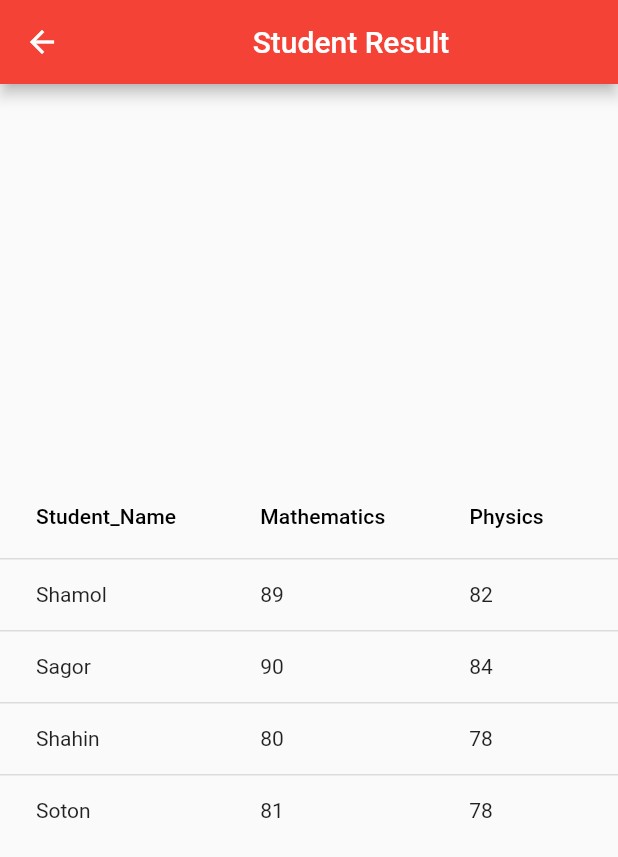
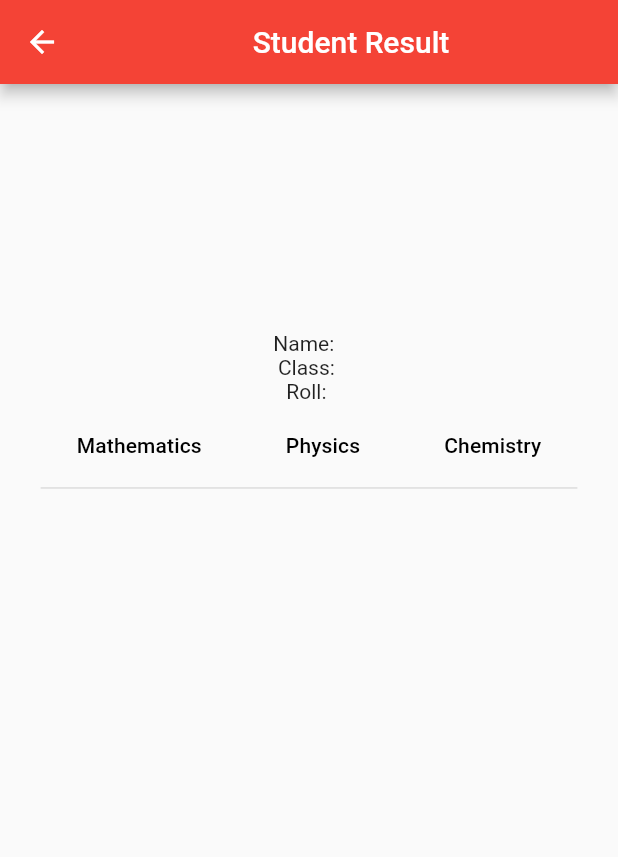
Before and after one commit to SHAMOL-KUMAR-DAS/Student-Management-System-App, a Flutter app: the Result screen opened directly, on a phone screen of 412 x 824 dp. Shown: the top 857 px of the screen. Run offline on Flutter 3.47's test engine with Material 2 defaults, Android fonts, the light colour scheme and no system bars; our stand-ins replace cloud_firestore, firebase_auth, splashscreen; accounts and stored records are empty; network calls fail.

Commit message:
A student could known about his/her exam schedule, events, result and class routine.

```diff
--- a/lib/result.dart
+++ b/lib/result.dart
@@ -1,10 +1,31 @@
 import 'package:flutter/material.dart';
+import 'package:firebase_auth/firebase_auth.dart';
+import 'package:cloud_firestore/cloud_firestore.dart';
 
 class Result extends StatefulWidget {
   @override
   _ResultState createState() => _ResultState();
 }
 class _ResultState extends State<Result> {
+  String _math,_phy,_chem,_fname,_lname,_class,_roll;
+
+  _fetch()async{
+    final firebaseUser = await FirebaseAuth.instance.currentUser();
+    if(firebaseUser!=null)
+      await Firestore.instance.collection('student_information').document(firebaseUser.uid).get().then((ds){
+        _math=ds.data['Math'];
+        _phy=ds.data['Physics'];
+        _chem=ds.data['Chemistry'];
+        _fname=ds.data["First_Name"];
+        _lname=ds.data["Last_Name"];
+        _class=ds.data["Class"];
+        _roll=ds.data["Roll_No"];
+
+      }).catchError((e){
+        print(e);
+      });
+  }
+
   @override
   Widget build(BuildContext context) {
     return Scaffold(
@@ -12,41 +33,37 @@ class _ResultState extends State<Result> {
         title: Center(child: Text("Student Result")),
       ),
       body: Center(
-          child: SingleChildScrollView(
-            scrollDirection: Axis.horizontal,
-            child: DataTable(columns: [
-              DataColumn(label: Text("Student_Name")),
+        child: Column(
+          children: [
+            SizedBox(height: MediaQuery.of(context).size.height*0.2,),
+            FutureBuilder(
+              future: _fetch(),
+              builder: (context,snapshot){
+                if(snapshot.connectionState!= ConnectionState.done)
+                  return Text("No Data Available..");
+                return Column(
+                  children: [
+                    Text("Name: $_fname $_lname"),
+                    Text("Class: $_class"),
+                    Text("Roll: $_roll"),
+                    DataTable(columns:[
                       DataColumn(label: Text("Mathematics")),
                       DataColumn(label: Text("Physics")),
                       DataColumn(label: Text("Chemistry")),
                     ],
                             rows: [
                           DataRow(cells: [
-                  DataCell(Text("Shamol")),
-                  DataCell(Text("89")),
-                  DataCell(Text("82")),
-                  DataCell(Text("80"))
-                ]),
-                DataRow(cells: [
-                  DataCell(Text("Sagor")),
-                  DataCell(Text("90")),
-                  DataCell(Text("84")),
-                  DataCell(Text("82"))
-                ]),
-                DataRow(cells: [
-                  DataCell(Text("Shahin")),
-                  DataCell(Text("80")),
-                  DataCell(Text("78")),
-                  DataCell(Text("76"))
-                ]),
-                DataRow(cells: [
-                  DataCell(Text("Soton")),
-                  DataCell(Text("81")),
-                  DataCell(Text("78")),
-                  DataCell(Text("76"))
-                ]),
+                            DataCell(Text("$_math")),
+                            DataCell(Text("$_phy")),
+                            DataCell(Text("$_chem"))
+                          ])
+                        ]
+                    ),
                   ],
+                );
+              },
             ),
+          ],
         ),
       ),
     );
--- a/pubspec.yaml
+++ b/pubspec.yaml
@@ -31,6 +31,7 @@ dependencies:
   splashscreen: ^1.3.5
   firebase_auth: ^0.8.4+4
   cloud_firestore:
+  image_picker: ^0.6.7+4
 
 dev_dependencies:
   flutter_test:
```
Also changed, not shown: lib/event.dart (added, +66 -0 lines), lib/exam.dart (added, +85 -0 lines), lib/homepage.dart (+10 -4 lines), lib/routine.dart (+51 -21 lines), lib/student_database.dart (+24 -2 lines), lib/student_information.dart (+12 -2 lines), pubspec.lock. Lines whose indentation alone changed are shown as unchanged.
